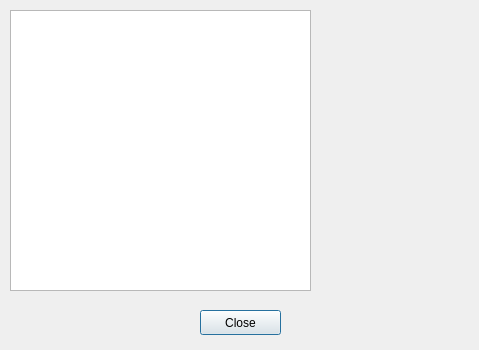
First picture: the form in src/informations.ui, repository obook/I-like-Chopin, before the edit.
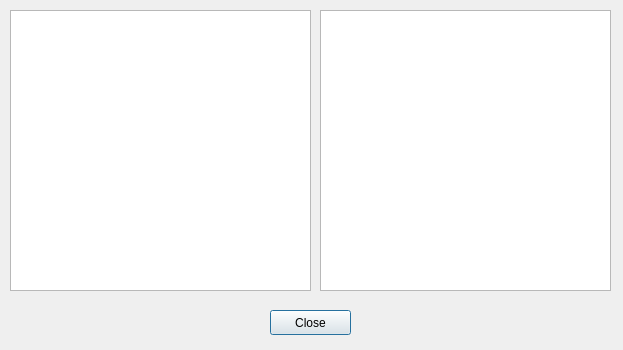
Second picture: the form after the edit.

The edit to the form file:
```diff
--- a/src/informations.ui
+++ b/src/informations.ui
@@ -6,7 +6,7 @@
    <rect>
     <x>0</x>
     <y>0</y>
-    <width>479</width>
+    <width>623</width>
     <height>350</height>
    </rect>
   </property>
@@ -16,7 +16,7 @@
   <widget class="QPushButton" name="pushButton_Close">
    <property name="geometry">
     <rect>
-     <x>200</x>
+     <x>270</x>
      <y>310</y>
      <width>81</width>
      <height>25</height>
@@ -39,16 +39,15 @@
     <bool>true</bool>
    </property>
   </widget>
-  <widget class="QWidget" name="formLayoutWidget">
+  <widget class="QListWidget" name="listWidget">
    <property name="geometry">
     <rect>
      <x>320</x>
      <y>10</y>
-     <width>141</width>
+     <width>291</width>
      <height>281</height>
     </rect>
    </property>
-   <layout class="QFormLayout" name="formLayout"/>
   </widget>
  </widget>
  <resources/>
```
